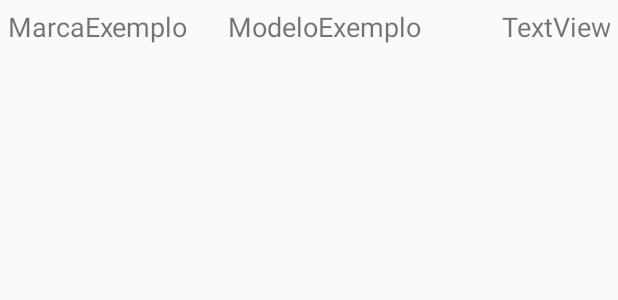
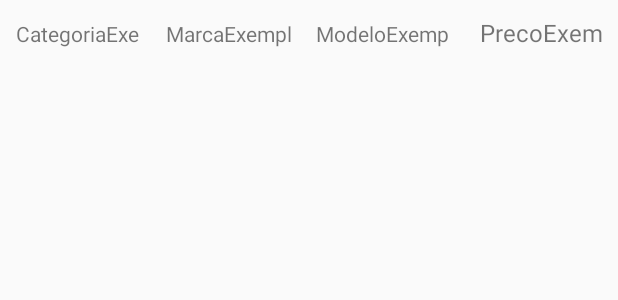
Before and after one commit to peusoaresf/pc-builder, an Android app: the layout adapter_carrinho.xml on its own in the app's theme, with its tools: preview values and no code run, on a phone screen of 412 x 824 dp. Shown: the top 300 px of the screen. Run offline under Robolectric (Android 15) with nearby library versions, the phone set to English and light mode, and no system bars.

Commit message:
making the UI better looking

```diff
--- a/app/src/main/java/uva/pcbuilder/dominio/Case.java
+++ b/app/src/main/java/uva/pcbuilder/dominio/Case.java
@@ -46,6 +46,11 @@ public class Case implements Hardware, Serializable {
         return modelo;
     }
 
+    @Override
+    public String getCategoria() {
+        return "Gabinete";
+    }
+
     public static List<Hardware> createExample() {
         if (example != null)
             return listExample;
--- a/app/src/main/java/uva/pcbuilder/dominio/Hardware.java
+++ b/app/src/main/java/uva/pcbuilder/dominio/Hardware.java
@@ -8,4 +8,7 @@ public interface Hardware {
     public String getMarca();
     public String getModelo();
     public float getPreco();
+    public String getCategoria();
+    // Analisar a sobescrita do metodo toString em todos as entidades na hierarquia.
+    // Serviria para mostrar todos os detalhes de dado componente ao ser selecionado no listview.
 }
--- a/app/src/main/java/uva/pcbuilder/dominio/MainMemory.java
+++ b/app/src/main/java/uva/pcbuilder/dominio/MainMemory.java
@@ -64,6 +64,11 @@ public class MainMemory implements Hardware, Serializable {
         return modelo;
     }
 
+    @Override
+    public String getCategoria() {
+        return "Memória RAM";
+    }
+
     public static List<Hardware> createExample() {
         if (example != null)
             return listExample;
--- a/app/src/main/java/uva/pcbuilder/dominio/Motherboard.java
+++ b/app/src/main/java/uva/pcbuilder/dominio/Motherboard.java
@@ -64,6 +64,11 @@ public class Motherboard implements Hardware, Serializable {
         return modelo;
     }
 
+    @Override
+    public String getCategoria() {
+        return "Placa Mãe";
+    }
+
     public static List<Hardware> createExample() {
         if (example != null)
             return listExample;
--- a/app/src/main/java/uva/pcbuilder/dominio/OpticalDiskDriver.java
+++ b/app/src/main/java/uva/pcbuilder/dominio/OpticalDiskDriver.java
@@ -58,6 +58,11 @@ public class OpticalDiskDriver implements Hardware, Serializable {
         return modelo;
     }
 
+    @Override
+    public String getCategoria() {
+        return "Leitor de Disco";
+    }
+
     public static List<Hardware> createExample() {
         if (example != null)
             return listExample;
--- a/app/src/main/java/uva/pcbuilder/dominio/Processor.java
+++ b/app/src/main/java/uva/pcbuilder/dominio/Processor.java
@@ -64,6 +64,11 @@ public class Processor implements Hardware, Serializable {
         return modelo;
     }
 
+    @Override
+    public String getCategoria() {
+        return "Processador";
+    }
+
     public static List<Hardware> createExample() {
         if (example != null)
             return listExample;
--- a/app/src/main/java/uva/pcbuilder/dominio/Psu.java
+++ b/app/src/main/java/uva/pcbuilder/dominio/Psu.java
@@ -52,6 +52,11 @@ public class Psu implements Hardware, Serializable {
         return modelo;
     }
 
+    @Override
+    public String getCategoria() {
+        return "Fonte";
+    }
+
     public static List<Hardware> createExample() {
         if (example != null)
             return listExample;
--- a/app/src/main/java/uva/pcbuilder/dominio/Storage.java
+++ b/app/src/main/java/uva/pcbuilder/dominio/Storage.java
@@ -58,6 +58,11 @@ public class Storage implements Hardware, Serializable {
         return modelo;
     }
 
+    @Override
+    public String getCategoria() {
+        return "Armazenamento";
+    }
+
     public static List<Hardware> createExample() {
         if (example != null) {
             return listExample;
--- a/app/src/main/java/uva/pcbuilder/dominio/VideoGraphicsAdapter.java
+++ b/app/src/main/java/uva/pcbuilder/dominio/VideoGraphicsAdapter.java
@@ -58,6 +58,11 @@ public class VideoGraphicsAdapter implements Hardware, Serializable {
         return modelo;
     }
 
+    @Override
+    public String getCategoria() {
+        return "Placa de Vídeo";
+    }
+
     public static List<Hardware> createExample() {
         if (example != null)
             return listExample;
--- a/app/src/main/java/uva/pcbuilder/userinterface/adapters/CarrinhoAdapter.java
+++ b/app/src/main/java/uva/pcbuilder/userinterface/adapters/CarrinhoAdapter.java
@@ -54,9 +54,11 @@ public class CarrinhoAdapter extends BaseAdapter {
         if (!list.isEmpty())
             hw = list.get(position);
         if (hw != null) {
+            TextView categoria = (TextView) view.findViewById(R.id.textCategoriaCarrinho);
             TextView marca = (TextView) view.findViewById(R.id.textMarcaCarrinho);
             TextView modelo = (TextView) view.findViewById(R.id.textModeloCarrinho);
             TextView preco = (TextView) view.findViewById(R.id.textPrecoCarrinho);
+            categoria.setText(hw.getCategoria());
             marca.setText(hw.getMarca());
             modelo.setText(hw.getModelo());
             preco.setText(Float.toString(hw.getPreco()));
--- a/app/src/main/res/layout/adapter_carrinho.xml
+++ b/app/src/main/res/layout/adapter_carrinho.xml
@@ -7,35 +7,48 @@
         android:orientation="horizontal"
         android:layout_width="match_parent"
         android:layout_height="wrap_content"
-        android:weightSum="3"
+        android:weightSum="1"
         android:padding="5dp">
 
         <TextView
+            android:text="CategoriaExemplo"
+            android:layout_width="0dp"
+            android:layout_height="wrap_content"
+            android:id="@+id/textCategoriaCarrinho"
+            android:layout_weight="0.25"
+            android:lines="1"
+            android:padding="5dp"/>
+
+        <TextView
             android:text="MarcaExemplo"
-            android:layout_width="wrap_content"
+            android:layout_width="0dp"
             android:layout_height="wrap_content"
             android:id="@+id/textMarcaCarrinho"
-            android:layout_weight="1"
+            android:layout_weight="0.25"
             android:gravity="center_vertical|center_horizontal|left"
-            android:textSize="18sp" />
+            android:lines="1"
+            android:padding="5dp" />
 
         <TextView
             android:text="ModeloExemplo"
-            android:layout_width="wrap_content"
+            android:layout_width="0dp"
             android:layout_height="wrap_content"
             android:id="@+id/textModeloCarrinho"
-            android:layout_weight="1"
+            android:layout_weight="0.25"
             android:gravity="center_vertical|center_horizontal|left"
-            android:textSize="18sp" />
+            android:lines="1"
+            android:padding="5dp" />
 
         <TextView
-            android:text="TextView"
-            android:layout_width="wrap_content"
+            android:text="PrecoExemplo"
+            android:layout_width="0dp"
             android:layout_height="wrap_content"
             android:id="@+id/textPrecoCarrinho"
-            android:textSize="18sp"
+            android:layout_weight="0.25"
+            android:textSize="16sp"
             android:gravity="center_vertical|center_horizontal|right"
-            android:layout_weight="1" />
+            android:lines="1"
+            android:padding="5dp" />
 
     </LinearLayout>
 </LinearLayout>
```
Also changed, not shown: app/src/main/res/layout/adapter_hardware.xml (+14 -6 lines).
